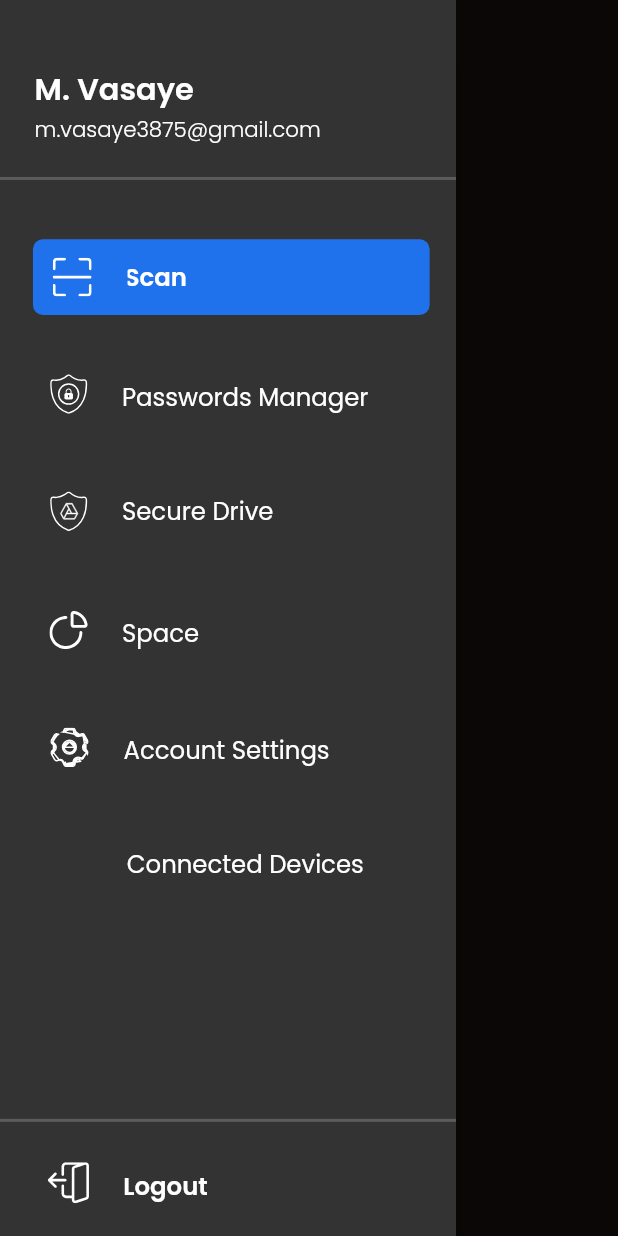
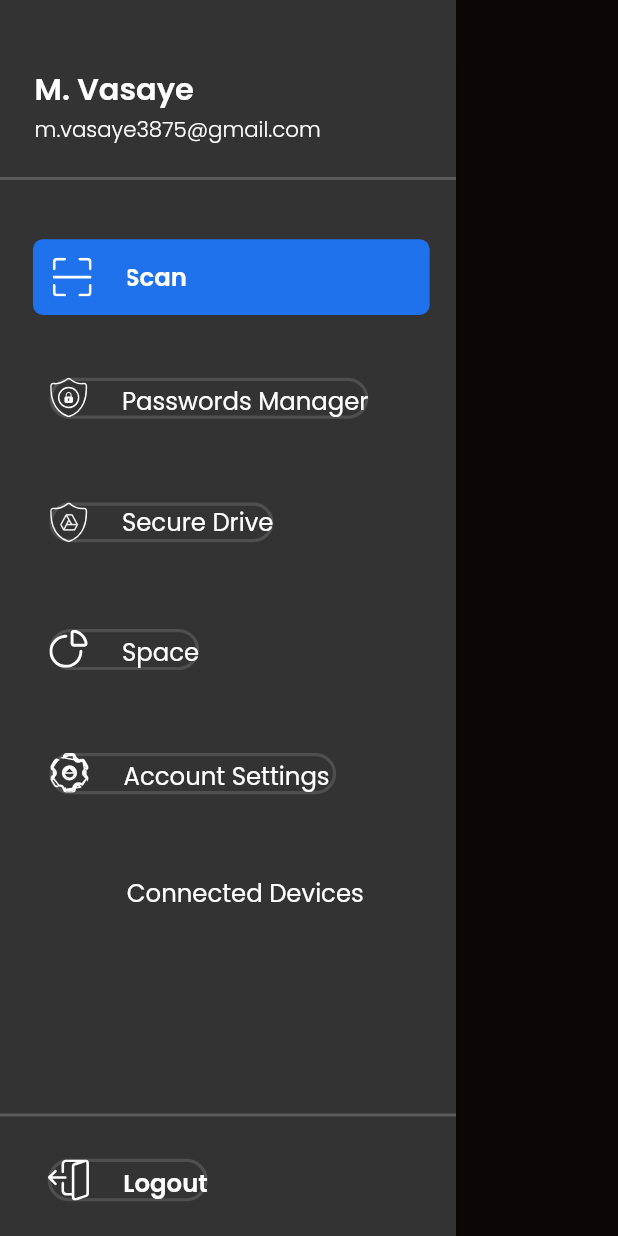
Before and after one commit to ahmadrabbani/TrendMicro, a Flutter app: the DrawerMenuDraweritem widget shown alone on an empty page, opened directly, on a phone screen of 412 x 824 dp. Run offline on Flutter 3.47's test engine with Material 2 defaults, Android fonts, the phone set to English and light mode, and no system bars; our stand-ins replace cached_network_image, connectivity_plus, file_picker, flutter_svg, get, google_sign_in and 2 more; accounts and stored records are empty; project files that could hold a hidden picture were left out.

Commit message:
error fix
error fix

```diff
--- a/lib/presentation/drawer_menu_draweritem/drawer_menu_draweritem.dart
+++ b/lib/presentation/drawer_menu_draweritem/drawer_menu_draweritem.dart
@@ -88,11 +88,20 @@ class DrawerMenuDraweritem extends StatelessWidget {
               ),
               child: Row(
                 children: [
+                  OutlinedButton(onPressed: ()=> {
+                      Get.toNamed(
+                        AppRoutes.allEntriesScreen,
+                      )
+                    },
+
+                    child:Row(
+                      children: [
                         CustomImageView(
                       svgPath: ImageConstant.imgSettings,
                       height: 26.v,
                       width: 24.h,
                       margin: EdgeInsets.only(bottom: 1.v),
+
                     ),
                     Padding(
                     padding: EdgeInsets.only(
@@ -104,6 +113,13 @@ class DrawerMenuDraweritem extends StatelessWidget {
                       style: theme.textTheme.bodyLarge,
                     ),
                   ),
+                      ]
+
+                    )
+
+
+
+                  )
                 ],
               ),
             ),
@@ -114,6 +130,10 @@ class DrawerMenuDraweritem extends StatelessWidget {
               ),
               child: Row(
                 children: [
+                  OutlinedButton(onPressed: ()=>{
+
+                  },
+                  child:Row(children: [
                     CustomImageView(
                     svgPath: ImageConstant.imgTicket,
                     height: 26.v,
@@ -126,6 +146,8 @@ class DrawerMenuDraweritem extends StatelessWidget {
                       style: theme.textTheme.bodyLarge,
                     ),
                   ),
+                  ],))
+
                 ],
               ),
             ),
@@ -136,6 +158,9 @@ class DrawerMenuDraweritem extends StatelessWidget {
               ),
               child: Row(
                 children: [
+                  OutlinedButton(onPressed: (() => {
+
+                  }), child: Row(children: [
                     CustomImageView(
                     svgPath: ImageConstant.imgGroup1143,
                     height: 26.adaptSize,
@@ -152,6 +177,8 @@ class DrawerMenuDraweritem extends StatelessWidget {
                       style: theme.textTheme.bodyLarge,
                     ),
                   ),
+                  ],))
+
                 ],
               ),
             ),
@@ -162,6 +189,9 @@ class DrawerMenuDraweritem extends StatelessWidget {
               ),
               child: Row(
                 children: [
+                  OutlinedButton(onPressed: ()=>{
+
+                  }, child: Row(children: [
                     CustomImageView(
                     svgPath: ImageConstant.imgSearchOnerrorcontainer,
                     height: 26.v,
@@ -178,6 +208,9 @@ class DrawerMenuDraweritem extends StatelessWidget {
                       style: theme.textTheme.bodyLarge,
                     ),
                   ),
+
+                  ],))
+
                 ],
               ),
             ),
@@ -208,6 +241,9 @@ class DrawerMenuDraweritem extends StatelessWidget {
               ),
               child: Row(
                 children: [
+                  OutlinedButton(onPressed: ()=>{
+
+                  }, child: Row(children: [
                     CustomImageView(
                     svgPath: ImageConstant.imgVolume,
                     height: 28.adaptSize,
@@ -223,6 +259,8 @@ class DrawerMenuDraweritem extends StatelessWidget {
                       style: CustomTextStyles.titleMediumSemiBold,
                     ),
                   ),
+                  ],))
+
                 ],
               ),
             ),
--- a/lib/presentation/home_screen/home_screen.dart
+++ b/lib/presentation/home_screen/home_screen.dart
@@ -52,7 +52,8 @@ class HomeScreen extends GetWidget<HomeController> {
                   // AppNavigationScreen()
                   // DrawerMenuDraweritem();
                   // if(key != Null)
-                  key.currentState.openDrawer();
+                  // key.currentState.openDrawer();
+                  // openDrawer();
                   print('AppbarImage tapped!');
                 },
               ),
```
Lines whose indentation alone changed are shown as unchanged.
